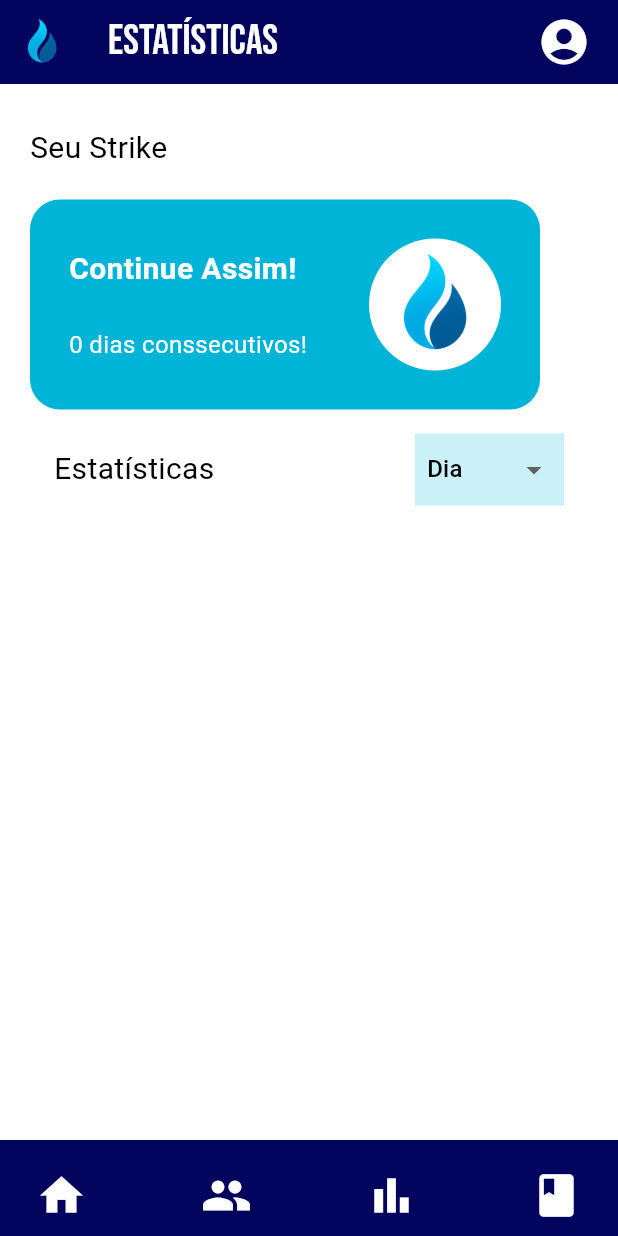
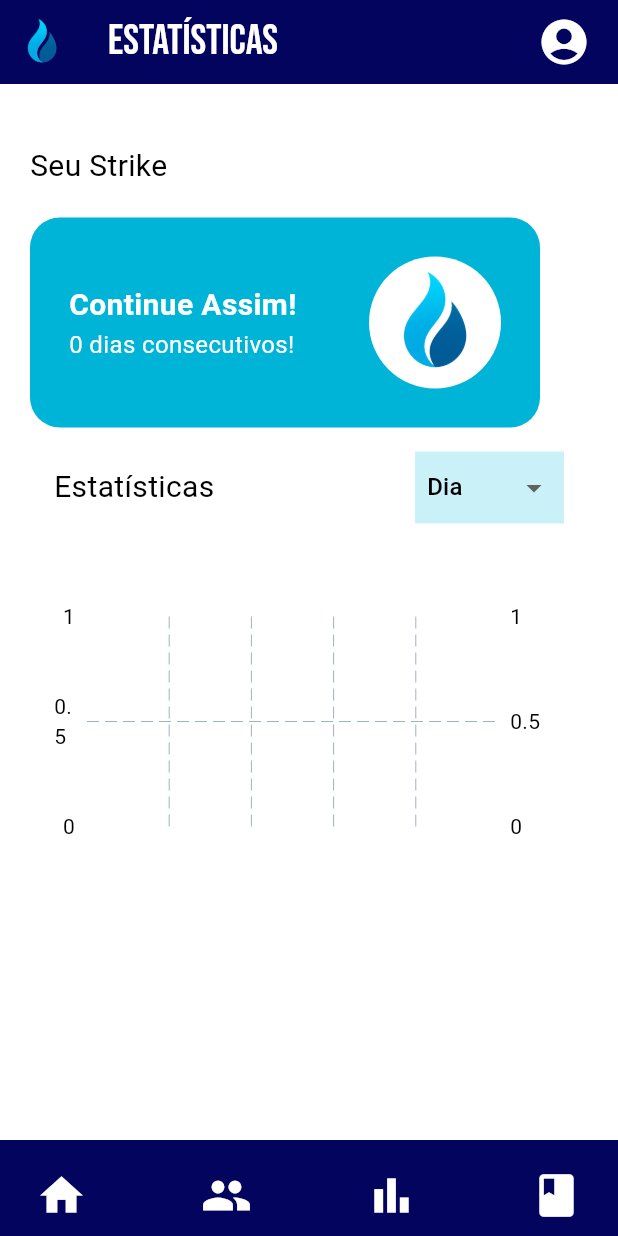
Before and after one commit to ElissonRochaa/MOBILE-25.1-Endeavor, a Flutter app: the Estatisticasscreen screen opened directly, after a tap on the "bar chart" icon, on a phone screen of 412 x 824 dp. Run offline on Flutter 3.47's test engine with Material 3 defaults, Android fonts, the phone set to English and light mode, and no system bars; drawn by our look-alikes of fl_chart; our stand-ins replace animated_splash_screen, carousel_slider, google_fonts, google_sign_in, lottie, page_transition; network calls fail.

Commit message:
fix: timer + estatísticas

```diff
--- /dev/null
+++ b/lib/models/evolucao_model.dart
@@ -0,0 +1,13 @@
+class EvolucaoModel {
+  final DateTime data;
+  final int tempo;
+
+  EvolucaoModel({required this.data, required this.tempo});
+
+  factory EvolucaoModel.fromJson(Map<String, dynamic> json) {
+    return EvolucaoModel(
+      data: DateTime.parse(json['data']),
+      tempo: json['tempo'],
+    );
+  }
+}
--- a/lib/screens/estatisticas_screen.dart
+++ b/lib/screens/estatisticas_screen.dart
@@ -1,10 +1,11 @@
 import 'package:endeavor/widgets/estatisticas/dropdown_button_periodo.dart';
 import 'package:endeavor/widgets/geral/endeavor_bottom_bar.dart';
 import 'package:endeavor/widgets/geral/endeavor_top_bar.dart';
-import 'package:fl_chart/fl_chart.dart';
 import 'package:flutter/material.dart';
 
 import '../services/estatistica_service.dart';
+import '../widgets/estatisticas/bar_chart.dart' as bar_chart;
+import '../models/evolucao_model.dart';
 
 class Estatisticasscreen extends StatefulWidget {
   final String? nome;
@@ -16,7 +17,7 @@ class Estatisticasscreen extends StatefulWidget {
 }
 
 class _EstatisticasscreenState extends State<Estatisticasscreen> {
-  List<int> evolucaoSemanal = [];
+  List<EvolucaoModel> evolucao = [];
   int diasConsecutivos = 0;
   Periodo periodoSelecionado = Periodo.dia;
 
@@ -25,9 +26,9 @@ class Estatisticasscreen extends StatefulWidget {
       case Periodo.dia:
         return Duration(days: 6);
       case Periodo.semana:
-        return Duration(days: 6);
+        return Duration(days: 0);
       case Periodo.mes:
-        return Duration(days: 365);
+        return DateTime.now().difference(DateTime.parse('${DateTime.now().year}-01-01'));
     }
   }
 
@@ -50,24 +51,37 @@ class Estatisticasscreen extends StatefulWidget {
         }
       }
 
-    final evolucao = await getEvolucao(
+      final List<EvolucaoModel> evolucaoPeriodo = await getEvolucao(
         usuarioId: "e1e78a67-7ba6-4ebb-9330-084da088037f",
-    inicio: DateTime.now().subtract(definirIntervalo(periodoSelecionado)),
-    fim: DateTime.now(),
+        inicio: periodoSelecionado == Periodo.mes? DateTime.parse("${DateTime.now().year}-01-01") : DateTime.now().subtract(definirIntervalo(periodoSelecionado)),
+        fim: periodoSelecionado == Periodo.mes? DateTime.parse("${DateTime.now().year}-12-31") : DateTime.now(),
         unidade: periodoToString(periodoSelecionado),
         intervalo: 1,
+      );
 
-  );
 
       final strike = await getDiasConsecutivosDeEstudo(usuarioId: "e1e78a67-7ba6-4ebb-9330-084da088037f");
 
       setState(() {
-    evolucaoSemanal = evolucao;
+        evolucao = evolucaoPeriodo;
         diasConsecutivos = strike;
       });
     } catch (e) {
       print('Erro ao carregar estatísticas: $e');
     }
+  }
+
+  List<String> gerarLabels(List<EvolucaoModel> evolucao) {
+    return evolucao.map((e) {
+      switch (periodoSelecionado) {
+        case Periodo.dia:
+          return '${e.data.day}';
+        case Periodo.semana:
+          return semana[e.data.weekday-1];
+        case Periodo.mes:
+          return meses[e.data.month-1];
+      }
+    }).toList();
   }
 
   @override
@@ -76,12 +90,12 @@ class Estatisticasscreen extends StatefulWidget {
       appBar: EndeavorTopBar(title: "Estatísticas"),
       bottomNavigationBar: EndeavorBottomBar(),
       body: Padding(
-        padding: EdgeInsets.only(left: 20, right: 20, top: 8, bottom: 12),
+        padding: const EdgeInsets.all(20),
         child: Column(
           crossAxisAlignment: CrossAxisAlignment.start,
           children: [
             SizedBox(height: 20),
-            Text("Seu Strike", textAlign: TextAlign.left, style: TextStyle(fontSize: 20,)),
+            Text("Seu Strike", style: TextStyle(fontSize: 20)),
             SizedBox(height: 20),
             Container(
               height: 140,
@@ -98,27 +112,23 @@ class Estatisticasscreen extends StatefulWidget {
                     Column(
                         crossAxisAlignment: CrossAxisAlignment.start,
                         mainAxisAlignment: MainAxisAlignment.center,
-                      spacing: 24.0,
                         children: [
-                        Text("Continue Assim!", style: TextStyle(
+                          Text("Continue Assim!",
+                              style: TextStyle(
                                   fontSize: 20,
                                   fontWeight: FontWeight.bold,
-                          color: Theme.of(context).colorScheme.onPrimary,
-                        ),),
-                        Text("$diasConsecutivos dias conssecutivos!", style: TextStyle(
+                                  color: Theme.of(context).colorScheme.onPrimary)),
+                          Text("$diasConsecutivos dias consecutivos!",
+                              style: TextStyle(
                                   fontSize: 16,
-                          color: Theme.of(context).colorScheme.onPrimary,
-                        ),)
-                      ]
-                    ),
+                                  color: Theme.of(context).colorScheme.onPrimary))
+                        ]),
                     Container(
                         decoration: BoxDecoration(
                           borderRadius: BorderRadius.circular(100),
                           color: Colors.white,
-
                         ),
-                        child: Image.asset("assets/flameLogo.png")
-                    )
+                        child: Image.asset("assets/flameLogo.png"))
                   ],
                 ),
               ),
@@ -128,7 +138,7 @@ class Estatisticasscreen extends StatefulWidget {
               child: Row(
                   mainAxisAlignment: MainAxisAlignment.spaceBetween,
                   children: [
-                  Text("Estatísticas", textAlign: TextAlign.left, style: TextStyle(fontSize: 20,)),
+                    Text("Estatísticas", style: TextStyle(fontSize: 20)),
                     PeriodoDropdown(
                       onChanged: (Periodo novoPeriodo) {
                         setState(() {
@@ -137,75 +147,26 @@ class Estatisticasscreen extends StatefulWidget {
                         carregarEstatisticas();
                       },
                     ),
-                ]
-              ),
+                  ]),
             ),
             Padding(
               padding: const EdgeInsets.all(16.0),
               child: SizedBox(
                 height: 200,
                 width: 340,
-                child: BarChart(
-                    BarChartData(
-                      gridData: FlGridData(show: false),
-                      borderData: FlBorderData(show: false),
-                      titlesData: FlTitlesData(
-                        leftTitles: AxisTitles(sideTitles: SideTitles(showTitles: false)),
-                        topTitles: AxisTitles(sideTitles: SideTitles(showTitles: false)),
-                        rightTitles: AxisTitles(sideTitles: SideTitles(showTitles: false)),
-                        bottomTitles: AxisTitles(
-                          sideTitles: SideTitles(
-                            showTitles: true,
-                            getTitlesWidget: (value, meta) {
-                              int index = value.toInt();
-                              DateTime dataInicio = DateTime.now().subtract(definirIntervalo(periodoSelecionado));
-                              DateTime dia = dataInicio.add(Duration(days: index));
-
-                              if (value.toInt() < evolucaoSemanal.length) {
-                                switch (periodoSelecionado) {
-                                  case Periodo.dia:
-                                    DateTime dataAtual = dataInicio.add(Duration(days: value.toInt()));
-                                    String dia = '${dataAtual.day}';
-                                    return Text(dia, style: const TextStyle(color: Colors.black));
-
-                                  case Periodo.semana:
-                                    DateTime dia = DateTime.now().subtract(Duration(days: evolucaoSemanal.length - index - 1));
-                                    const diasSemana = ['Seg', 'Ter', 'Qua', 'Qui', 'Sex', 'Sáb', 'Dom'];
-                                    return Text(diasSemana[dia.weekday - 1], style: TextStyle(color: Colors.black));
-
-                                  case Periodo.mes:
-                                    const meses = ['Jan', 'Fev', 'Mar', 'Abr', 'Mai', 'Jun', 'Jul', 'Ago', 'Set', 'Out', 'Nov', 'Dez'];
-                                    return Text(meses[index % 12], style: TextStyle(color: Colors.black));
-                                }
-                              }
-                              return const SizedBox.shrink();
-                            },
-                            interval: 1,
+                child: bar_chart.SimpleBarChart(
+                  evolucao: evolucao,
+                  animate: true,
+                  labels: gerarLabels(evolucao),
                 ),
               ),
             ),
-                      barGroups: evolucaoSemanal.asMap().entries.map((entry) {
-                        int idx = entry.key;
-                        int valor = entry.value;
-                        return BarChartGroupData(
-                          x: idx,
-                          barRods: [
-                            BarChartRodData(
-                              toY: valor.toDouble(),
-                              color: Colors.black,
-                              width: 12,
-                            ),
           ],
-                        );
-                      }).toList(),
-                    )
-                ),
-              ),
-            ),
-          ]
         ),
       ),
     );
   }
+}
 
-}
+const List<String> meses = ['Jan', 'Fev', 'Mar', 'Abr', 'Mai', 'Jun', 'Jul', 'Ago', 'Set', 'Out', 'Nov', 'Dez'];
+const List<String> semana = ['Seg', 'Ter', 'Qua', 'Qui', 'Sex', 'Sab', 'Dom'];
--- a/lib/services/estatistica_service.dart
+++ b/lib/services/estatistica_service.dart
@@ -1,3 +1,4 @@
+import 'package:endeavor/models/evolucao_model.dart';
 import 'package:http/http.dart' as http;
 import 'dart:convert';
 
@@ -98,7 +99,7 @@ Future<int> getTempoNaSemanaPorMateria({
   }
 }
 
-Future<List<int>> getEvolucao({
+Future<List<EvolucaoModel>> getEvolucao({
   required String usuarioId,
   required DateTime inicio,
   required DateTime fim,
@@ -116,7 +117,10 @@ Future<List<int>> getEvolucao({
 
   if (response.statusCode == 200) {
     List<dynamic> data = json.decode(response.body);
-    return data.map((e) => e as int).toList();
+    List<EvolucaoModel> evolucao = data.map((item) => EvolucaoModel.fromJson(item)).toList();
+    print(evolucao);
+    print(DateTime.now());
+    return evolucao;
   } else {
     throw Exception('Erro ao carregar evolução');
   }
--- /dev/null
+++ b/lib/widgets/estatisticas/bar_chart.dart
@@ -0,0 +1,66 @@
+import 'package:fl_chart/fl_chart.dart';
+import 'package:flutter/material.dart';
+
+import '../../models/evolucao_model.dart';
+
+class SimpleBarChart extends StatelessWidget {
+  final List<EvolucaoModel> evolucao;
+  final bool animate;
+  final List<String> labels;
+
+  const SimpleBarChart({
+    super.key,
+    required this.evolucao,
+    required this.animate,
+    required this.labels,
+  });
+
+  @override
+  Widget build(BuildContext context) {
+    return AspectRatio(
+      aspectRatio: 1.5,
+      child: BarChart(
+        BarChartData(
+          alignment: BarChartAlignment.spaceAround,
+          maxY: evolucao.isEmpty ? 1 : evolucao.map((e) => e.tempo).reduce((a, b) => a > b ? a : b).toDouble() + 1,
+          barTouchData: BarTouchData(enabled: true),
+          titlesData: FlTitlesData(
+            leftTitles: AxisTitles(
+              sideTitles: SideTitles(showTitles: true),
+            ),
+            bottomTitles: AxisTitles(
+              sideTitles: SideTitles(
+                showTitles: true,
+                getTitlesWidget: (value, meta) {
+                  final idx = value.toInt();
+                  if (idx < 0 || idx >= labels.length) return const SizedBox.shrink();
+                  return Text(
+                    labels[idx],
+                    style: const TextStyle(fontSize: 12),
+                  );
+                },
+                reservedSize: 30,
+              ),
+            ),
+          ),
+          borderData: FlBorderData(show: false),
+          barGroups: evolucao.asMap().entries.map((entry) {
+            int idx = entry.key;
+            int tempo = entry.value.tempo;
+            return BarChartGroupData(
+              x: idx,
+              barRods: [
+                BarChartRodData(
+                  toY: tempo.toDouble(),
+                  color: Colors.blueAccent,
+                  width: 16,
+                  borderRadius: BorderRadius.circular(4),
+                )
+              ],
+            );
+          }).toList(),
+        ),
+      ),
+    );
+  }
+}
--- a/pubspec.yaml
+++ b/pubspec.yaml
@@ -18,6 +18,7 @@ dependencies:
   lottie: ^3.3.1
   page_transition: ^2.2.1
   http: ^1.4.0
+  charts_flutter: ^0.12.0
 
 
 dev_dependencies:
```
Also changed, not shown: lib/services/tempo_matria_service.dart (+41 -16 lines), lib/widgets/materias/materia_item.dart (+57 -36 lines), pubspec.lock, 1 other file. Lines whose indentation alone changed are shown as unchanged.
